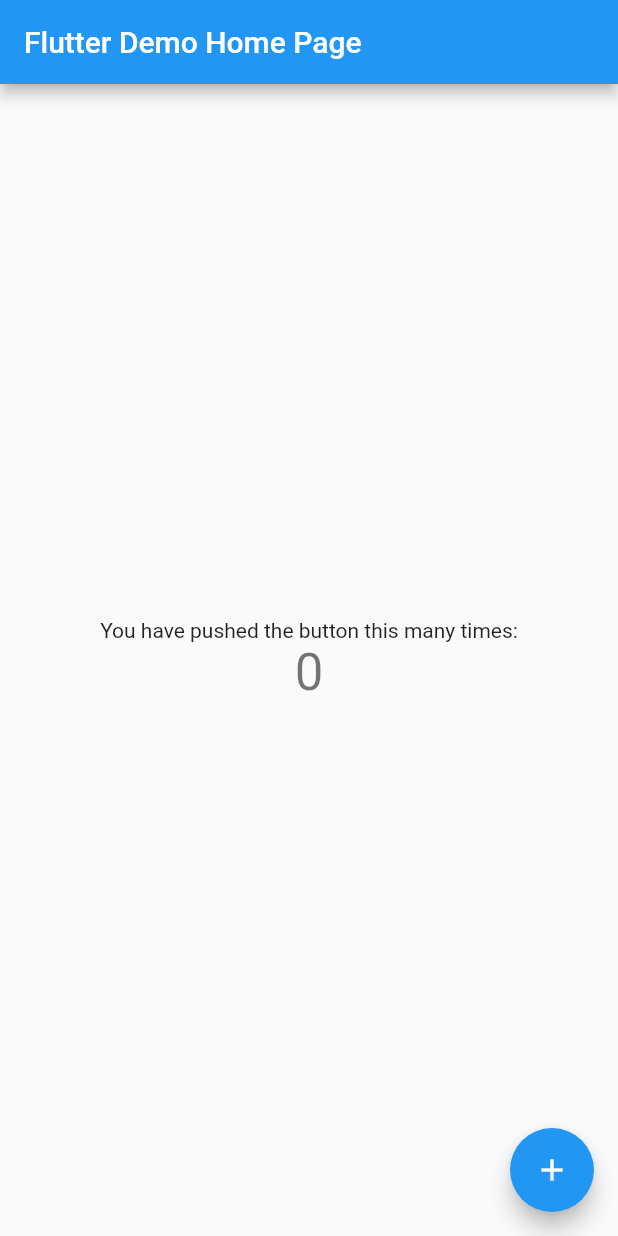
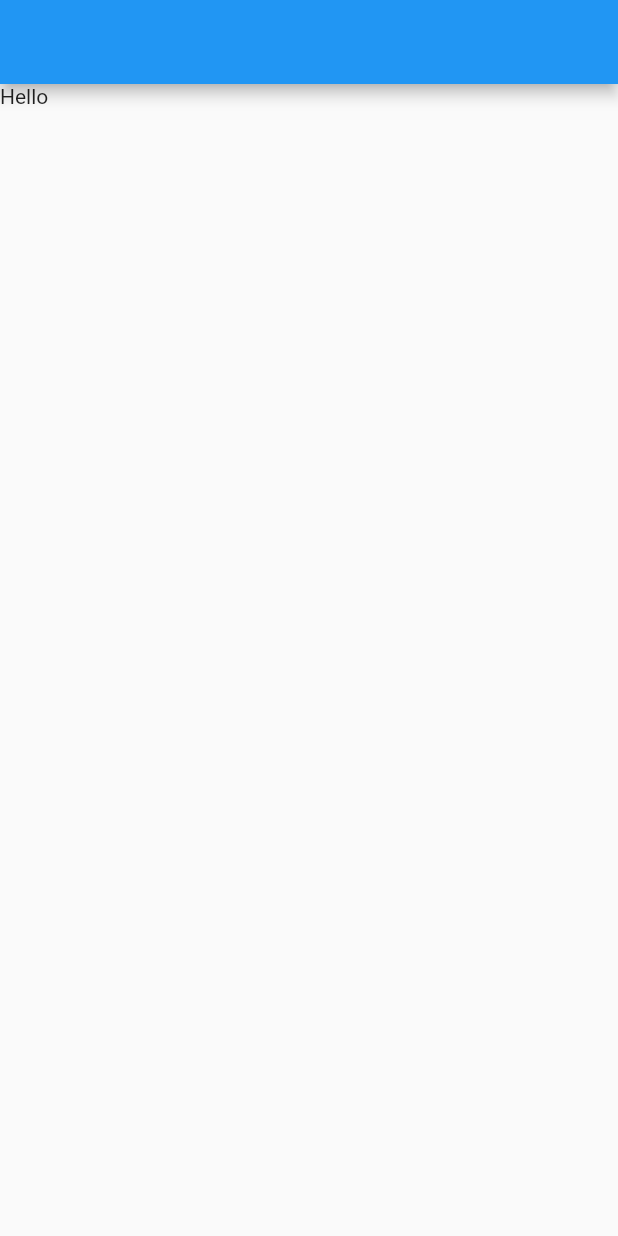
Before and after one commit to DIMAAGR/flutter_mvc_mvvm_mobx, a Flutter app: the screen it shows after launch, on a phone screen of 412 x 824 dp. Run offline on Flutter 3.47's test engine with Material 2 defaults, Android fonts, the phone set to English and light mode, and no system bars.

Commit message:
Iniciado MVC utilizando a screen SIGNUP

```diff
--- a/lib/main.dart
+++ b/lib/main.dart
@@ -1,4 +1,5 @@
 import 'package:flutter/material.dart';
+import 'package:mvc_mvvvm_mobx/views/signup_view.dart';
 
 void main() {
   runApp(const MyApp());
@@ -24,92 +25,7 @@
         // is not restarted.
         primarySwatch: Colors.blue,
       ),
-      home: const MyHomePage(title: 'Flutter Demo Home Page'),
+      home: const SignupView(),
     );
   }
 }
-
-class MyHomePage extends StatefulWidget {
-  const MyHomePage({Key? key, required this.title}) : super(key: key);
-
-  // This widget is the home page of your application. It is stateful, meaning
-  // that it has a State object (defined below) that contains fields that affect
-  // how it looks.
-
-  // This class is the configuration for the state. It holds the values (in this
-  // case the title) provided by the parent (in this case the App widget) and
-  // used by the build method of the State. Fields in a Widget subclass are
-  // always marked "final".
-
-  final String title;
-
-  @override
-  State<MyHomePage> createState() => _MyHomePageState();
-}
-
-class _MyHomePageState extends State<MyHomePage> {
-  int _counter = 0;
-
-  void _incrementCounter() {
-    setState(() {
-      // This call to setState tells the Flutter framework that something has
-      // changed in this State, which causes it to rerun the build method below
-      // so that the display can reflect the updated values. If we changed
-      // _counter without calling setState(), then the build method would not be
-      // called again, and so nothing would appear to happen.
-      _counter++;
-    });
-  }
-
-  @override
-  Widget build(BuildContext context) {
-    // This method is rerun every time setState is called, for instance as done
-    // by the _incrementCounter method above.
-    //
-    // The Flutter framework has been optimized to make rerunning build methods
-    // fast, so that you can just rebuild anything that needs updating rather
-    // than having to individually change instances of widgets.
-    return Scaffold(
-      appBar: AppBar(
-        // Here we take the value from the MyHomePage object that was created by
-        // the App.build method, and use it to set our appbar title.
-        title: Text(widget.title),
-      ),
-      body: Center(
-        // Center is a layout widget. It takes a single child and positions it
-        // in the middle of the parent.
-        child: Column(
-          // Column is also a layout widget. It takes a list of children and
-          // arranges them vertically. By default, it sizes itself to fit its
-          // children horizontally, and tries to be as tall as its parent.
-          //
-          // Invoke "debug painting" (press "p" in the console, choose the
-          // "Toggle Debug Paint" action from the Flutter Inspector in Android
-          // Studio, or the "Toggle Debug Paint" command in Visual Studio Code)
-          // to see the wireframe for each widget.
-          //
-          // Column has various properties to control how it sizes itself and
-          // how it positions its children. Here we use mainAxisAlignment to
-          // center the children vertically; the main axis here is the vertical
-          // axis because Columns are vertical (the cross axis would be
-          // horizontal).
-          mainAxisAlignment: MainAxisAlignment.center,
-          children: <Widget>[
-            const Text(
-              'You have pushed the button this many times:',
-            ),
-            Text(
-              '$_counter',
-              style: Theme.of(context).textTheme.headline4,
-            ),
-          ],
-        ),
-      ),
-      floatingActionButton: FloatingActionButton(
-        onPressed: _incrementCounter,
-        tooltip: 'Increment',
-        child: const Icon(Icons.add),
-      ), // This trailing comma makes auto-formatting nicer for build methods.
-    );
-  }
-}
--- /dev/null
+++ b/lib/views/signup_view.dart
@@ -0,0 +1,13 @@
+import 'package:flutter/material.dart';
+
+class SignupView extends StatelessWidget {
+  const SignupView({Key? key}) : super(key: key);
+
+  @override
+  Widget build(BuildContext context) {
+    return Scaffold(
+      appBar: AppBar(),
+      body: Text('Hello'),
+    );
+  }
+}
--- a/pubspec.yaml
+++ b/pubspec.yaml
@@ -30,10 +30,12 @@
   flutter:
     sdk: flutter
 
-
   # The following adds the Cupertino Icons font to your application.
   # Use with the CupertinoIcons class for iOS style icons.
   cupertino_icons: ^1.0.2
+  provider: ^4.0.1
+  flutter_mobx: ^0.3.4
+  mobx: ^0.4.0
 
 dev_dependencies:
   flutter_test:
```
Also changed, not shown: pubspec.lock.
